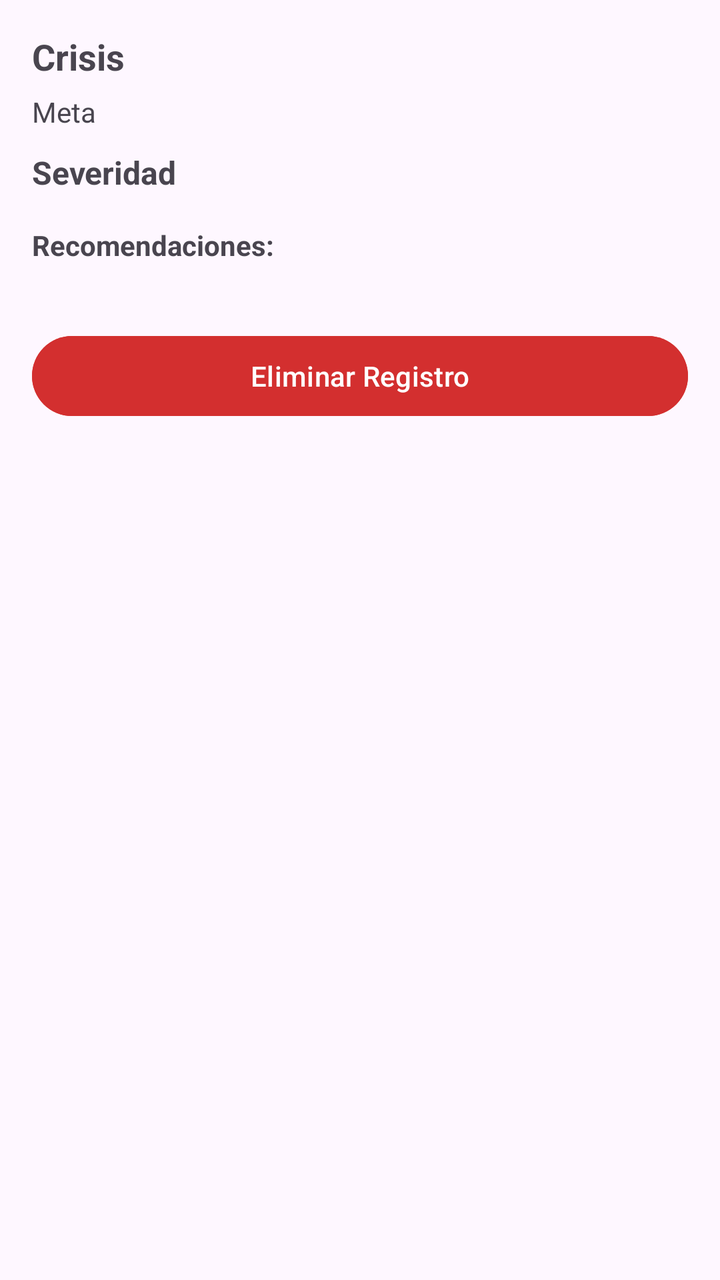
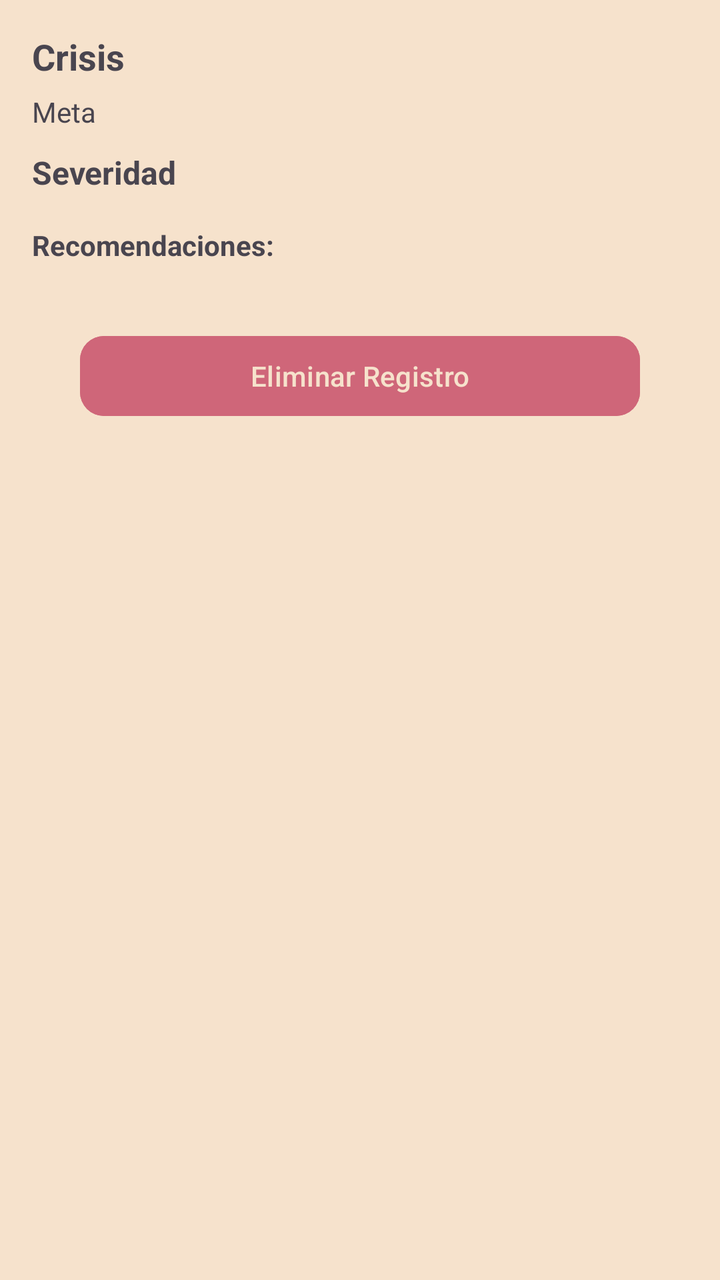

Screens rendered from an Android XML layout before and after an edit, with the pre-edit source and the edit as a unified diff.
<!-- AndroidManifest.xml: application theme Theme.Loveito -->
<!-- res/layout/fragment_crisis_detail.xml -->
<?xml version="1.0" encoding="utf-8"?>
<ScrollView xmlns:android="http://schemas.android.com/apk/res/android"
    android:layout_width="match_parent"
    android:layout_height="match_parent"
    android:padding="16dp"
    android:fitsSystemWindows="true">

    <LinearLayout
        android:layout_width="match_parent"
        android:layout_height="wrap_content"
        android:orientation="vertical"
        android:gravity="center_vertical">

        <TextView
            android:id="@+id/tvCrisisTitle"
            android:layout_width="wrap_content"
            android:layout_height="wrap_content"
            android:text="@string/crisis_title"
            android:textStyle="bold"
            android:textSize="18sp" />

        <TextView
            android:id="@+id/tvCrisisMeta"
            android:layout_width="wrap_content"
            android:layout_height="wrap_content"
            android:layout_marginTop="6dp"
            android:text="@string/crisis_meta" />

        <TextView
            android:id="@+id/tvCrisisSeverity"
            android:layout_width="wrap_content"
            android:layout_height="wrap_content"
            android:layout_marginTop="10dp"
            android:text="@string/crisis_severity"
            android:textStyle="bold"
            android:textSize="16sp" />

        <TextView
            android:layout_width="wrap_content"
            android:layout_height="wrap_content"
            android:layout_marginTop="16dp"
            android:text="@string/crisis_recommendations"
            android:textStyle="bold" />

        <LinearLayout
            android:id="@+id/containerActions"
            android:orientation="vertical"
            android:layout_width="match_parent"
            android:layout_height="wrap_content"
            android:layout_marginTop="8dp"/>

        <Button
            android:id="@+id/btnDeleteCrisis"
            android:layout_width="match_parent"
            android:layout_height="wrap_content"
            android:text="@string/delete_record"
            android:layout_marginTop="24dp"
            android:backgroundTint="#D32F2F"
            android:textColor="@android:color/white"/>

    </LinearLayout>
</ScrollView>
<!-- resources referenced by this layout -->
<resources>
  <string name="crisis_meta">Meta</string>
  <string name="crisis_recommendations">Recomendaciones:</string>
  <string name="crisis_severity">Severidad</string>
  <string name="crisis_title">Crisis</string>
  <string name="delete_record">Eliminar Registro</string>
  <style name="Theme.Loveito" parent="Theme.Material3.DayNight.NoActionBar" />
</resources>

<!-- the commit's change to res/layout/fragment_crisis_detail.xml (unified diff, before → after) -->
@@ -1,5 +1,6 @@
 <?xml version="1.0" encoding="utf-8"?>
 <ScrollView xmlns:android="http://schemas.android.com/apk/res/android"
+    xmlns:app="http://schemas.android.com/apk/res-auto"
     android:layout_width="match_parent"
     android:layout_height="match_parent"
     android:padding="16dp"
@@ -49,14 +50,18 @@
             android:layout_height="wrap_content"
             android:layout_marginTop="8dp"/>
 
-        <Button
+        <com.google.android.material.button.MaterialButton
             android:id="@+id/btnDeleteCrisis"
             android:layout_width="match_parent"
             android:layout_height="wrap_content"
             android:text="@string/delete_record"
             android:layout_marginTop="24dp"
-            android:backgroundTint="#D32F2F"
-            android:textColor="@android:color/white"/>
+            android:layout_marginStart="24dp"
+            android:layout_marginEnd="24dp"
+            android:layout_gravity="center_horizontal"
+            android:backgroundTint="@color/error_default"
+            android:textColor="@color/accent_on"
+            app:cornerRadius="12dp" />
 
     </LinearLayout>
 </ScrollView>
<!-- resource entries referenced after the edit -->
@@ -1,10 +1,27 @@
 <!-- resources referenced by this layout -->
 <resources>
+  <color name="accent_on">#F6E2CC</color>
+  <color name="error_default">@color/error_accessible</color>
   <string name="crisis_meta">Meta</string>
   <string name="crisis_recommendations">Recomendaciones:</string>
   <string name="crisis_severity">Severidad</string>
   <string name="crisis_title">Crisis</string>
   <string name="delete_record">Eliminar Registro</string>
-  <style name="Theme.Loveito" parent="Theme.Material3.DayNight.NoActionBar" />
+  <style name="Theme.Loveito" parent="Theme.Material3.DayNight.NoActionBar">
+          <item name="colorPrimary">@color/bg_primary</item>
+          <item name="colorOnPrimary">@color/text_primary</item>
+          <item name="colorSecondary">@color/accent_primary</item>
+          <item name="colorOnSecondary">@color/accent_on</item>
+          <item name="android:colorBackground">@color/bg_primary</item>
+          <item name="colorSurface">@color/bg_surface</item>
+          <item name="colorOnSurface">@color/text_primary</item>
+          <item name="colorError">@color/error_default</item>
+          <item name="colorOnError">@color/text_primary</item>
+      </style>
+  <color name="error_accessible">#CF6679</color>
+  <color name="bg_primary">#F6E2CC</color>
+  <color name="text_primary">#2E2115</color>
+  <color name="accent_primary">#230000</color>
+  <color name="bg_surface">#F6E2CC</color>
 </resources>
 
